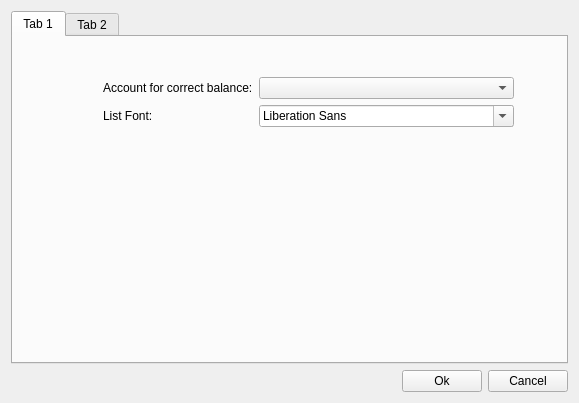
The window that settings.ui (sergey196510/mycash) describes before a commit, drawn with Qt 5.
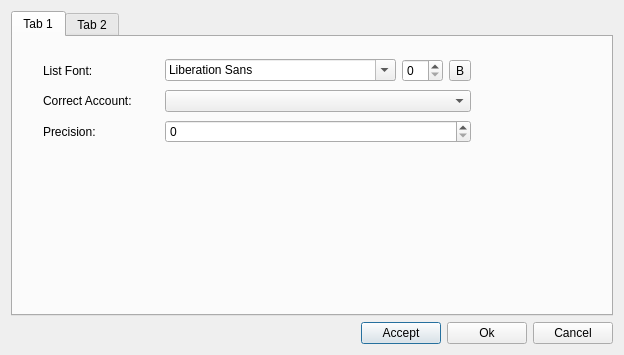
The same window after the commit. Custom widgets are drawn as their Qt base class.

What changed in the file:
```diff
--- a/settings.ui
+++ b/settings.ui
@@ -1,13 +1,13 @@
 <?xml version="1.0" encoding="UTF-8"?>
 <ui version="4.0">
  <class>Settings</class>
- <widget class="QWidget" name="Settings">
+ <widget class="QDialog" name="Settings">
   <property name="geometry">
    <rect>
     <x>0</x>
     <y>0</y>
-    <width>579</width>
-    <height>403</height>
+    <width>624</width>
+    <height>355</height>
    </rect>
   </property>
   <property name="windowTitle">
@@ -26,32 +26,56 @@
       <widget class="QWidget" name="formLayoutWidget">
        <property name="geometry">
         <rect>
-         <x>90</x>
-         <y>40</y>
-         <width>411</width>
+         <x>30</x>
+         <y>20</y>
+         <width>428</width>
          <height>91</height>
         </rect>
        </property>
-       <layout class="QFormLayout" name="formLayout">
-        <item row="0" column="0">
-         <widget class="QLabel" name="label">
-          <property name="text">
-           <string>Account for correct balance:</string>
-          </property>
-         </widget>
-        </item>
-        <item row="0" column="1">
-         <widget class="AccountComboBox" name="accountBox"/>
-        </item>
+       <layout class="QGridLayout" name="gridLayout">
         <item row="1" column="0">
          <widget class="QLabel" name="label_2">
           <property name="text">
-           <string>List Font:</string>
+           <string>Correct Account:</string>
           </property>
          </widget>
         </item>
         <item row="1" column="1">
-         <widget class="QFontComboBox" name="fontComboBox"/>
+         <widget class="AccountComboBox" name="comboBox"/>
+        </item>
+        <item row="0" column="1">
+         <layout class="QHBoxLayout" name="horizontalLayout">
+          <item>
+           <widget class="QFontComboBox" name="fontComboBox"/>
+          </item>
+          <item>
+           <widget class="QSpinBox" name="sizeBox"/>
+          </item>
+          <item>
+           <widget class="QToolButton" name="boldButton">
+            <property name="text">
+             <string>B</string>
+            </property>
+           </widget>
+          </item>
+         </layout>
+        </item>
+        <item row="0" column="0">
+         <widget class="QLabel" name="label">
+          <property name="text">
+           <string>List Font:</string>
+          </property>
+         </widget>
+        </item>
+        <item row="2" column="0">
+         <widget class="QLabel" name="label_3">
+          <property name="text">
+           <string>Precision:</string>
+          </property>
+         </widget>
+        </item>
+        <item row="2" column="1">
+         <widget class="QSpinBox" name="precisionBox"/>
         </item>
        </layout>
       </widget>
@@ -64,7 +88,7 @@
     </widget>
    </item>
    <item>
-    <layout class="QHBoxLayout" name="horizontalLayout">
+    <layout class="QHBoxLayout" name="horizontalLayout_2">
      <item>
       <spacer name="horizontalSpacer">
        <property name="orientation">
@@ -78,6 +102,13 @@
        </property>
       </spacer>
      </item>
+     <item>
+      <widget class="QPushButton" name="acceptButton">
+       <property name="text">
+        <string>Accept</string>
+       </property>
+      </widget>
+     </item>
      <item>
       <widget class="OkPushButton" name="okButton">
        <property name="text">
```
Left out of the diff: 7 changed lines with no effect on the pictures.
